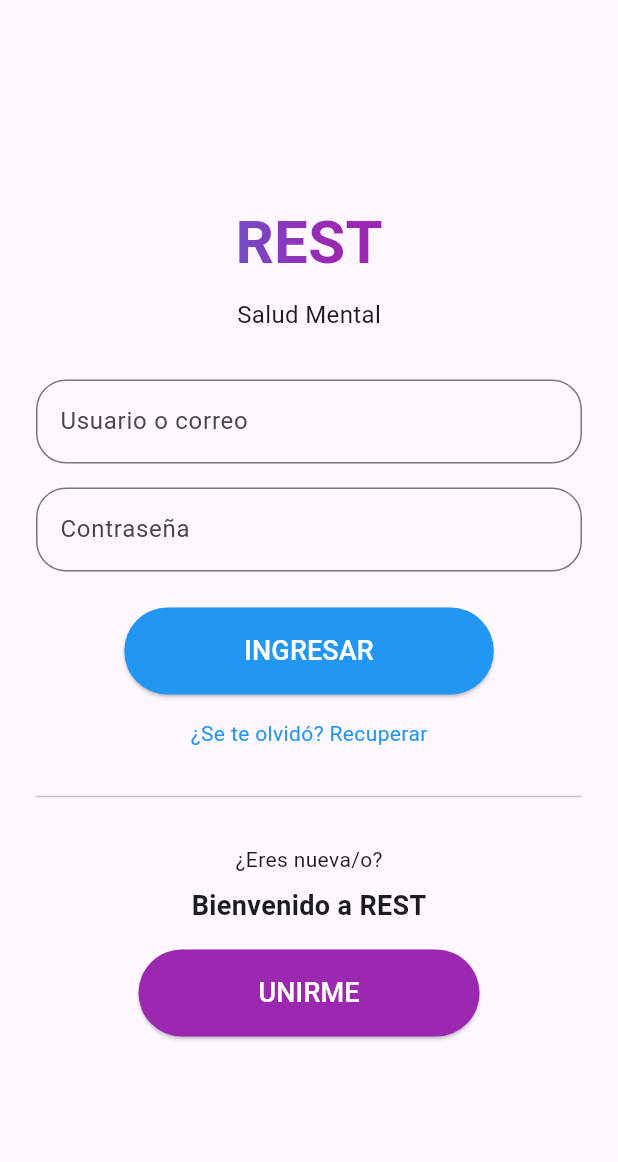
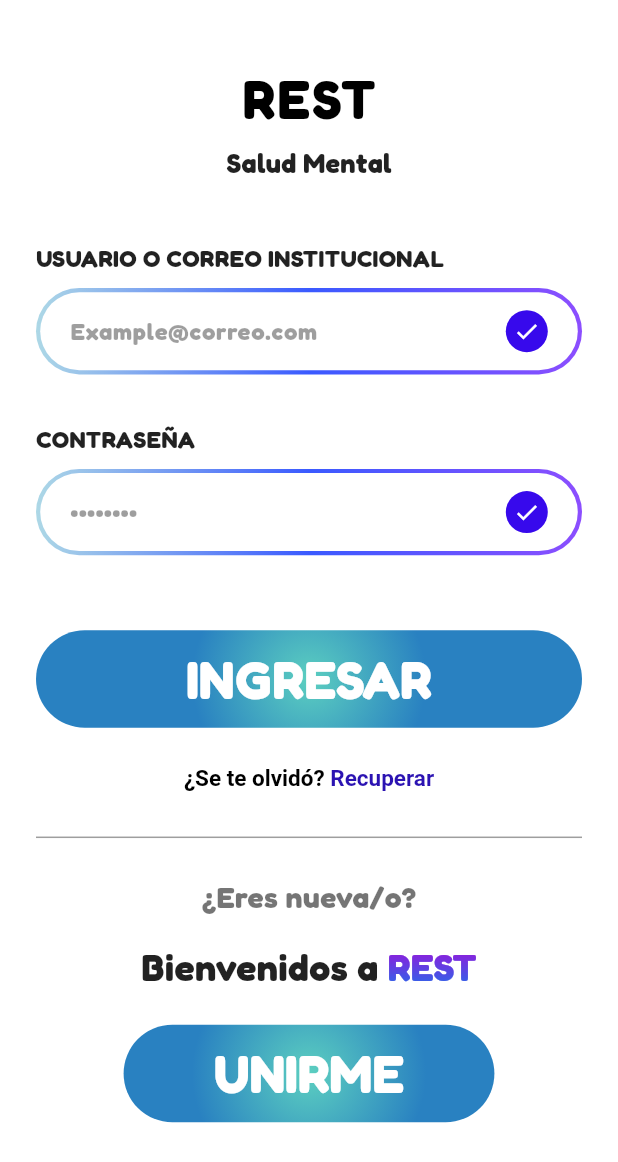
Before and after one commit to sheydazz/RESTAPP, a Flutter app: the screen it shows after launch, on a phone screen of 412 x 824 dp. Shown: the top 1162 px of the screen. Run offline on Flutter 3.47's test engine with Material 3 defaults, Android fonts, the phone set to English and light mode, and no system bars; our stand-ins replace google_fonts.

Commit message:
login 80% (falta el logo y que funcionen los botones)

```diff
--- a/lib/features/intro_auth/screens/login_screen.dart
+++ b/lib/features/intro_auth/screens/login_screen.dart
@@ -1,5 +1,5 @@
 import 'package:flutter/material.dart';
-import '../../../core/routes/app_routes.dart';
+import 'package:google_fonts/google_fonts.dart';
 
 class LoginScreen extends StatelessWidget {
   const LoginScreen({super.key});
@@ -7,109 +7,313 @@ class LoginScreen extends StatelessWidget {
   @override
   Widget build(BuildContext context) {
     return Scaffold(
-      body: Padding(
-        padding: const EdgeInsets.all(24.0),
-        child: Center(
-          child: SingleChildScrollView(
+      backgroundColor: Colors.white,
+      body: SafeArea(
+        child: Padding(
+          padding: const EdgeInsets.symmetric(horizontal: 24.0),
           child: Column(
-              mainAxisAlignment: MainAxisAlignment.center,
+            crossAxisAlignment: CrossAxisAlignment.center,
             children: [
-                // Logo
+              const SizedBox(height: 40),
+
+              // Título principal "REST"
               Text(
-                  "REST",
-                  style: TextStyle(
-                    fontSize: 40,
+                'REST',
+                style: GoogleFonts.fredoka(
+                  fontSize: 36,
                   fontWeight: FontWeight.bold,
-                    foreground: Paint()
-                      ..shader = const LinearGradient(
-                        colors: [Colors.blue, Colors.purple],
-                      ).createShader(Rect.fromLTWH(0, 0, 200, 70)),
+                  color: Colors.black,
+                  letterSpacing: 1.5,
                 ),
               ),
-                const SizedBox(height: 8),
-                const Text("Salud Mental", style: TextStyle(fontSize: 16)),
+
+              const SizedBox(height: 4),
+
+              // Subtítulo "Salud Mental"
+              Text(
+                'Salud Mental',
+                style: GoogleFonts.fredoka(
+                  fontSize: 18,
+                  fontWeight: FontWeight.bold,
+                  color: Colors.black87,
+                ),
+              ),
+
+              const SizedBox(height: 40),
+
+              // Campo de usuario/correo
+              _buildInputField(
+                label: 'USUARIO O CORREO INSTITUCIONAL',
+                hint: 'Example@correo.com',
+              ),
 
               const SizedBox(height: 32),
 
-                // Usuario
-                TextField(
-                  decoration: InputDecoration(
-                    labelText: "Usuario o correo",
-                    border: OutlineInputBorder(
-                      borderRadius: BorderRadius.circular(20),
+              // Campo de contraseña
+              _buildInputField(
+                label: 'CONTRASEÑA',
+                hint: '••••••••',
+                obscure: true,
+              ),
+
+              const SizedBox(height: 50),
+
+              // Botón de ingreso con estilo radial
+              _buildRadialButton(text: 'INGRESAR', onPressed: () {}),
+
+              const SizedBox(height: 10),
+
+              // Enlace para recuperar contraseña con línea divisoria
+              Column(
+                children: [
+                  TextButton(
+                    onPressed: () {},
+                    child: RichText(
+                      text: TextSpan(
+                        style: GoogleFonts.fredoka(
+                          fontSize: 15,
+                          fontWeight: FontWeight.bold,
+                        ),
+                        children: const [
+                          TextSpan(
+                            text: '¿Se te olvidó? ',
+                            style: TextStyle(color: Colors.black),
+                          ),
+                          TextSpan(
+                            text: 'Recuperar',
+                            style: TextStyle(color: Color(0xFF2B13B2)),
+                          ),
+                        ],
                       ),
                     ),
                   ),
-                const SizedBox(height: 16),
+                  const Divider(
+                    color: Colors.grey,
+                    thickness: 1,
+                    height: 30,
+                  ),
+                ],
+              ),
 
-                // Contraseña
-                TextField(
-                  obscureText: true,
-                  decoration: InputDecoration(
-                    labelText: "Contraseña",
-                    border: OutlineInputBorder(
-                      borderRadius: BorderRadius.circular(20),
-                    ),
-                  ),
-                ),
-                const SizedBox(height: 24),
+              const SizedBox(height: 10),
 
-                // Botón ingresar
-                ElevatedButton(
-                  style: ElevatedButton.styleFrom(
-                    padding: const EdgeInsets.symmetric(
-                        horizontal: 80, vertical: 16),
-                    backgroundColor: Colors.blue,
-                    shape: RoundedRectangleBorder(
-                      borderRadius: BorderRadius.circular(30),
-                    ),
-                  ),
-                  onPressed: () {
-                    Navigator.pushNamed(context, AppRoutes.mainApp);
-                  },
-                  child: const Text(
-                    "INGRESAR",
-                    style: TextStyle(fontSize: 18, color: Colors.white),
+              // Mensaje de bienvenida
+              Text(
+                '¿Eres nueva/o?',
+                style: GoogleFonts.fredoka(
+                  fontSize: 20,
+                  fontWeight: FontWeight.bold,
+                  color: Colors.black54,
                 ),
               ),
 
-                const SizedBox(height: 16),
-                const Text("¿Se te olvidó? Recuperar",
-                    style: TextStyle(color: Colors.blue)),
+              const SizedBox(height: 15),
 
-                const SizedBox(height: 24),
-                const Divider(),
-                const SizedBox(height: 24),
-
-                // Texto bienvenida
-                const Text("¿Eres nueva/o?"),
-                const SizedBox(height: 8),
-                const Text(
-                  "Bienvenido a REST",
-                  style: TextStyle(fontSize: 18, fontWeight: FontWeight.bold),
-                ),
-                const SizedBox(height: 16),
-
-                // Botón unirme
-                ElevatedButton(
-                  style: ElevatedButton.styleFrom(
-                    padding: const EdgeInsets.symmetric(
-                        horizontal: 80, vertical: 16),
-                    backgroundColor: Colors.purple,
-                    shape: RoundedRectangleBorder(
-                      borderRadius: BorderRadius.circular(30),
+              // Texto con degradado en "REST"
+              Row(
+                mainAxisAlignment: MainAxisAlignment.center,
+                children: [
+                  Text(
+                    'Bienvenidos a ',
+                    style: GoogleFonts.fredoka(
+                      fontSize: 25,
+                      fontWeight: FontWeight.bold,
+                      color: Colors.black87,
                     ),
                   ),
-                  onPressed: () {
-                    Navigator.pushNamed(context, AppRoutes.register);
-                  },
-                  child: const Text(
-                    "UNIRME",
-                    style: TextStyle(fontSize: 18, color: Colors.white),
+                  ShaderMask(
+                    shaderCallback: (bounds) => const LinearGradient(
+                      begin: Alignment.topCenter,
+                      end: Alignment.bottomCenter,
+                      colors: [
+                        Color(0xFFAB07D8),
+                        Color(0xFF1579EC),
+                      ],
+                    ).createShader(bounds),
+                    child: Text(
+                      'REST',
+                      style: GoogleFonts.fredoka(
+                        fontSize: 25,
+                        fontWeight: FontWeight.bold,
+                        color: Colors.white,
+                      ),
                     ),
                   ),
                 ],
               ),
+
+              const SizedBox(height: 20),
+
+              // Botón UNIRME con ancho reducido
+              SizedBox(
+                width: MediaQuery.of(context).size.width * 0.6,
+                child: _buildRadialJoinButton(text: 'UNIRME', onPressed: () {}),
+              ),
+
+              const SizedBox(height: 20),
+            ],
+          ),
+        ),
+      ),
+    );
+  }
+
+  /// Campo de texto con borde degradado e ícono de validación alineado a la derecha
+  Widget _buildInputField({
+    required String label,
+    required String hint,
+    bool obscure = false,
+  }) {
+    return Column(
+      crossAxisAlignment: CrossAxisAlignment.start,
+      children: [
+        Text(
+          label,
+          style: GoogleFonts.fredoka(
+            fontSize: 16,
+            color: Colors.black87,
+            fontWeight: FontWeight.bold,
+          ),
+        ),
+        const SizedBox(height: 8),
+        Container(
+          decoration: BoxDecoration(
+            borderRadius: BorderRadius.circular(30),
+            gradient: const LinearGradient(
+              colors: [
+                Color(0xFFADD8E6),
+                Color(0xFF3A5AFF),
+                Color(0xFF8C4EFF),
+              ],
+              begin: Alignment.centerLeft,
+              end: Alignment.centerRight,
+            ),
+          ),
+          padding: const EdgeInsets.all(2.8),
+          child: Container(
+            decoration: BoxDecoration(
+              color: Colors.white,
+              borderRadius: BorderRadius.circular(28),
+            ),
+            child: TextField(
+              obscureText: obscure,
+              style: GoogleFonts.fredoka(
+                color: Colors.black87,
+                fontWeight: FontWeight.bold,
+              ),
+              decoration: InputDecoration(
+                hintText: hint,
+                hintStyle: GoogleFonts.fredoka(
+                  color: Colors.black38,
+                  fontWeight: FontWeight.bold,
+                ),
+                suffixIcon: Padding(
+                  padding: const EdgeInsets.only(right: 20),
+                  child: Container(
+                    width: 28,
+                    height: 28,
+                    decoration: const BoxDecoration(
+                      color: Color(0xFF3709EC),
+                      shape: BoxShape.circle,
+                    ),
+                    child: const Center(
+                      child: Icon(
+                        Icons.check,
+                        color: Colors.white,
+                        size: 18,
+                      ),
+                    ),
+                  ),
+                ),
+                contentPadding:
+                const EdgeInsets.symmetric(horizontal: 16, vertical: 14),
+                border: OutlineInputBorder(
+                  borderRadius: BorderRadius.circular(28),
+                  borderSide: BorderSide.none,
+                ),
+              ),
+            ),
+          ),
+        ),
+      ],
+    );
+  }
+
+  /// Botón INGRESAR con fondo radial
+  Widget _buildRadialButton({
+    required String text,
+    required VoidCallback onPressed,
+  }) {
+    final gradient = const RadialGradient(
+      center: Alignment.center,
+      radius: 1.2,
+      colors: [
+        Color(0xFF5CCFC0),
+        Color(0xFF2981C1),
+      ],
+    );
+
+    return Container(
+      width: double.infinity,
+      height: 65,
+      decoration: BoxDecoration(
+        gradient: gradient,
+        borderRadius: BorderRadius.circular(50),
+      ),
+      child: ElevatedButton(
+        onPressed: onPressed,
+        style: ElevatedButton.styleFrom(
+          backgroundColor: Colors.transparent,
+          shadowColor: Colors.transparent,
+          padding: EdgeInsets.zero,
+          shape: RoundedRectangleBorder(borderRadius: BorderRadius.circular(50)),
+        ),
+        child: Text(
+          text,
+          style: GoogleFonts.fredoka(
+            color: Colors.white,
+            fontWeight: FontWeight.bold,
+            fontSize: 35,
+          ),
+        ),
+      ),
+    );
+  }
+
+  /// Botón UNIRME con fondo radial y ancho reducido
+  Widget _buildRadialJoinButton({
+    required String text,
+    required VoidCallback onPressed,
+  }) {
+    final gradient = const RadialGradient(
+      center: Alignment.center,
+      radius: 1.2,
+      colors: [
+        Color(0xFF5CCFC0),
+        Color(0xFF2981C1),
+      ],
+    );
+
+    return Container(
+      height: 65,
+      decoration: BoxDecoration(
+        gradient: gradient,
+        borderRadius: BorderRadius.circular(50),
+      ),
+      child: ElevatedButton(
+        onPressed: onPressed,
+        style: ElevatedButton.styleFrom(
+          backgroundColor: Colors.transparent,
+          shadowColor: Colors.transparent,
+          padding: EdgeInsets.zero,
+          shape: RoundedRectangleBorder(borderRadius: BorderRadius.circular(50)),
+        ),
+        child: Text(
+          text,
+          style: GoogleFonts.fredoka(
+            color: Colors.white,
+            fontWeight: FontWeight.bold,
+            fontSize: 35,
           ),
         ),
       ),
--- a/pubspec.yaml
+++ b/pubspec.yaml
@@ -30,6 +30,7 @@ environment:
 dependencies:
   flutter:
     sdk: flutter
+  google_fonts: ^6.0.0 #nuevo dev1
 
   # The following adds the Cupertino Icons font to your application.
   # Use with the CupertinoIcons class for iOS style icons.
```
Also changed, not shown: pubspec.lock, 2 other files. Lines whose indentation alone changed are shown as unchanged.
